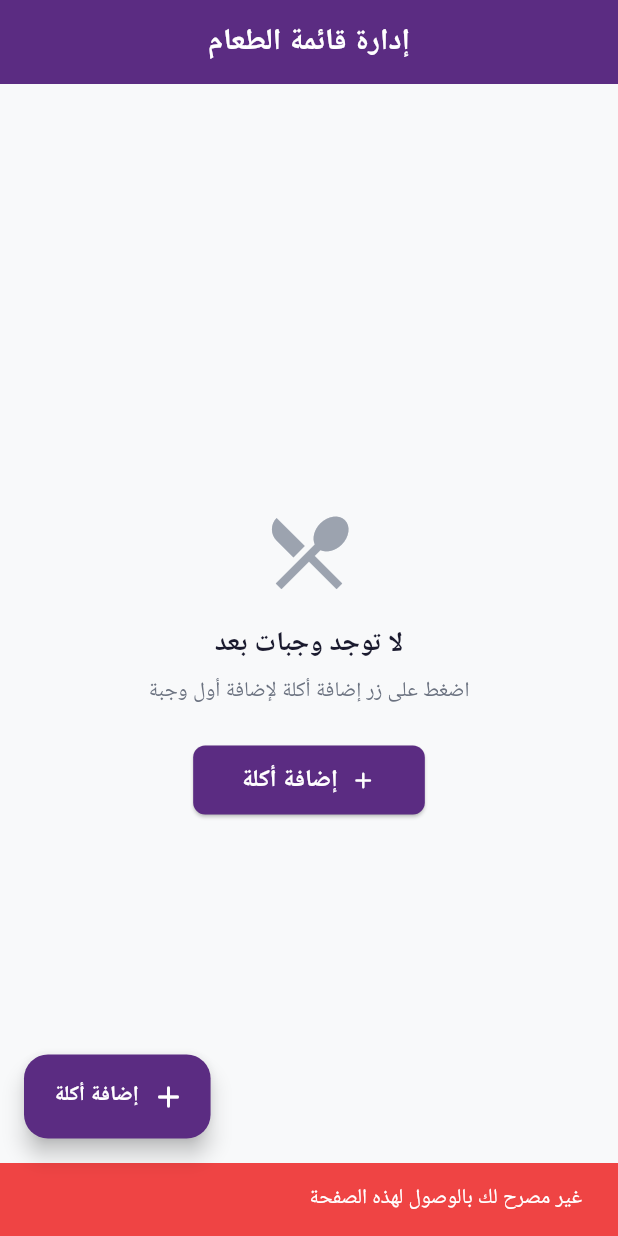
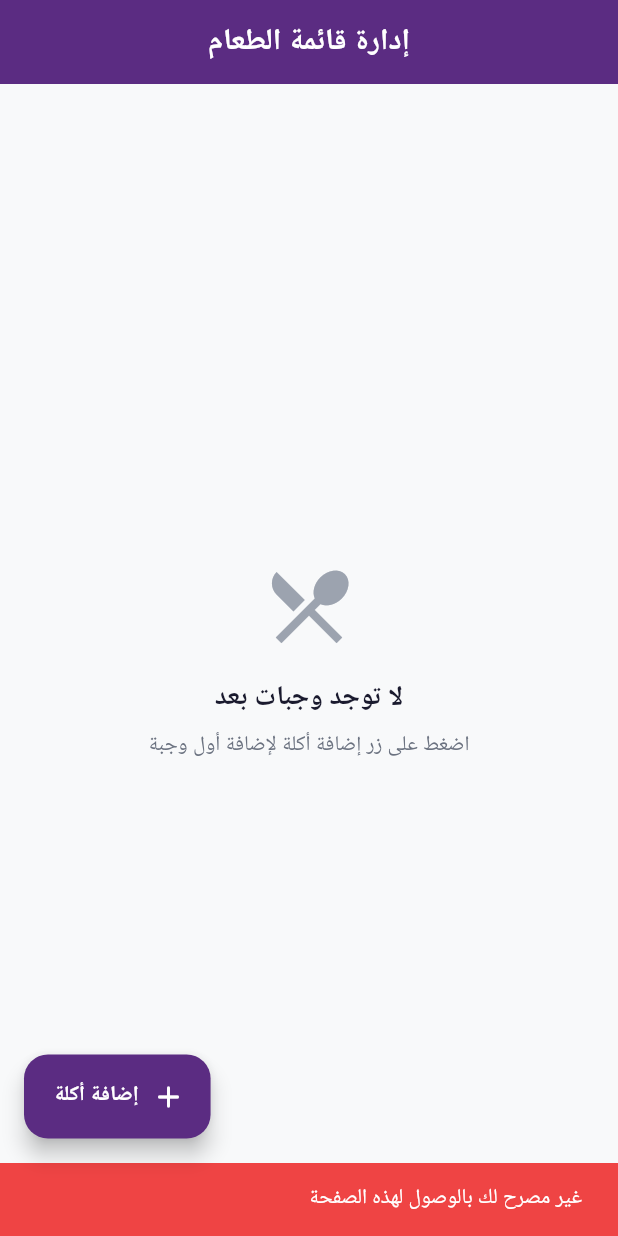
Before and after one commit to mostafaahmedbahr/Nabd-Alattaa-Team, a Flutter app: the ManageMealsScreen screen opened by its route, on a phone screen of 412 x 824 dp. Run offline on Flutter 3.47's test engine with Material 3 defaults, Android fonts, the light colour scheme and no system bars; our stand-ins replace bloc, cloud_firestore, dartz, equatable, firebase_analytics, firebase_auth and 9 more; accounts and stored records are empty; Roboto replaces fonts that are missing (Cairo).

Commit message:
edit the manage meals

```diff
--- a/lib/features/meals/presentation/views/manage_meals_screen.dart
+++ b/lib/features/meals/presentation/views/manage_meals_screen.dart
@@ -19,7 +19,9 @@ class _ManageMealsScreenState extends State<ManageMealsScreen> {
   @override
   void initState() {
     super.initState();
-    _checkAccess();
+    WidgetsBinding.instance.addPostFrameCallback((_) {
+      if (mounted) _checkAccess();
+    });
     context.read<MealCubit>().loadMenu();
   }
 
@@ -38,7 +40,7 @@ class _ManageMealsScreenState extends State<ManageMealsScreen> {
     if (!mounted) return;
 
     final state = cubit.state;
-    if (state is ProfileLoaded && state.profile.isAdmin) {
+    if (state is ProfileLoaded && state.profile.isBreakFast) {
       return;
     }
 
@@ -61,9 +63,7 @@ class _ManageMealsScreenState extends State<ManageMealsScreen> {
     return Directionality(
       textDirection: TextDirection.rtl,
       child: Scaffold(
-        appBar: AppBar(
-          title: const Text('إدارة قائمة الطعام'),
-        ),
+        appBar: AppBar(title: const Text('إدارة قائمة الطعام')),
         floatingActionButton: FloatingActionButton.extended(
           onPressed: () => _showItemDialog(context),
           backgroundColor: AppColors.primary,
@@ -149,16 +149,16 @@ class _ManageMealsScreenState extends State<ManageMealsScreen> {
               style: TextStyle(color: AppColors.textSecondary),
               textAlign: TextAlign.center,
             ),
-            const SizedBox(height: 24),
-            ElevatedButton.icon(
-              onPressed: () => _showItemDialog(context),
-              icon: const Icon(Icons.add_rounded),
-              label: const Text('إضافة أكلة'),
-              style: ElevatedButton.styleFrom(
-                backgroundColor: AppColors.primary,
-                foregroundColor: AppColors.textWhite,
-              ),
-            ),
+            // const SizedBox(height: 24),
+            // ElevatedButton.icon(
+            //   onPressed: () => _showItemDialog(context),
+            //   icon: const Icon(Icons.add_rounded),
+            //   label: const Text('إضافة أكلة'),
+            //   style: ElevatedButton.styleFrom(
+            //     backgroundColor: AppColors.primary,
+            //     foregroundColor: AppColors.textWhite,
+            //   ),
+            // ),
           ],
         ),
       ),
@@ -203,8 +203,7 @@ class _ManageMealsScreenState extends State<ManageMealsScreen> {
               ],
             ),
           ),
-          for (final item in grouped[category]!)
-            _buildItemCard(item),
+          for (final item in grouped[category]!) _buildItemCard(item),
         ],
       ],
     );
@@ -489,11 +488,8 @@ class _ManageMealsScreenState extends State<ManageMealsScreen> {
   }
 
   void _showSnackBar(BuildContext context, String message, Color color) {
-    ScaffoldMessenger.of(context).showSnackBar(
-      SnackBar(
-        content: Text(message),
-        backgroundColor: color,
-      ),
-    );
+    ScaffoldMessenger.of(
+      context,
+    ).showSnackBar(SnackBar(content: Text(message), backgroundColor: color));
   }
 }
--- a/lib/features/profile/presentation/widgets/settings_section.dart
+++ b/lib/features/profile/presentation/widgets/settings_section.dart
@@ -12,6 +12,7 @@ class SettingsSection extends StatelessWidget {
   @override
   Widget build(BuildContext context) {
     print(isBreakFast);
+    print("ssddddaaaavvvcccc");
     return Padding(
       padding: const EdgeInsets.symmetric(horizontal: 16),
       child: Card(
```
Also changed, not shown: 1 other file.
